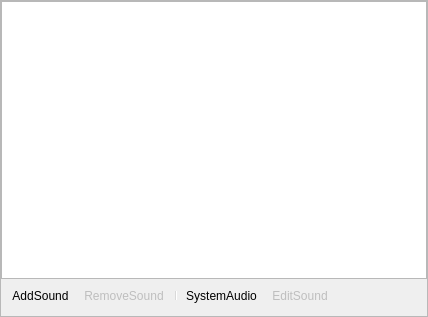
Qt form src/forms/Soundboard.ui (constantinchik/obs-soundboard) before a commit.
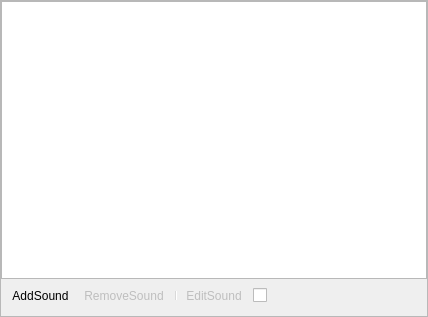
The same form after that commit. Icons and pictures are not drawn. Custom widgets are drawn as their Qt base class.

Commit message: Refactored button to be a checkbox.

```diff
--- a/src/forms/Soundboard.ui
+++ b/src/forms/Soundboard.ui
@@ -67,6 +67,11 @@
        </widget>
       </item>
       <item>
+       <layout class="QHBoxLayout" name="toolbarLayout">
+        <property name="spacing">
+         <number>0</number>
+        </property>
+        <item>
        <widget class="QToolBar" name="toolbar">
         <property name="styleSheet">
          <string notr="true">QToolBar { background: transparent; }</string>
@@ -86,11 +91,50 @@
         <addaction name="actionAdd"/>
         <addaction name="actionRemove"/>
         <addaction name="separator"/>
-        <addaction name="actionSystemAudio"/>
         <addaction name="actionEdit"/>
        </widget>
       </item>
       <item>
+         <widget class="QCheckBox" name="systemAudioCheckbox">
+          <property name="sizePolicy">
+           <sizepolicy hsizetype="Fixed" vsizetype="Fixed">
+            <horstretch>0</horstretch>
+            <verstretch>0</verstretch>
+           </sizepolicy>
+          </property>
+          <property name="minimumSize">
+           <size>
+            <width>22</width>
+            <height>22</height>
+           </size>
+          </property>
+          <property name="toolTip">
+           <string>SystemAudioOff</string>
+          </property>
+          <property name="text">
+           <string/>
+          </property>
+          <property name="class" stdset="0">
+           <string>indicator-mute</string>
+          </property>
+         </widget>
+        </item>
+        <item>
+         <spacer name="toolbarSpacer">
+          <property name="orientation">
+           <enum>Qt::Horizontal</enum>
+          </property>
+          <property name="sizeHint" stdset="0">
+           <size>
+            <width>0</width>
+            <height>0</height>
+           </size>
+          </property>
+         </spacer>
+        </item>
+       </layout>
+      </item>
+      <item>
        <widget class="MediaControls" name="mediaControls" native="true"/>
       </item>
      </layout>
@@ -148,27 +192,6 @@
     <string>icon-gear</string>
    </property>
   </action>
-  <action name="actionSystemAudio">
-   <property name="checkable">
-    <bool>true</bool>
-   </property>
-   <property name="icon">
-    <iconset>
-     <normaloff>:/res/images/mute.svg</normaloff>:/res/images/mute.svg</iconset>
-   </property>
-   <property name="text">
-    <string>SystemAudio</string>
-   </property>
-   <property name="toolTip">
-    <string>SystemAudioTooltip</string>
-   </property>
-   <property name="iconVisibleInMenu">
-    <bool>false</bool>
-   </property>
-   <property name="class" stdset="0">
-    <string>icon-mute</string>
-   </property>
-  </action>
   <action name="actionDuplicate">
    <property name="text">
     <string>Duplicate</string>
```
Lines whose indentation alone changed are shown as unchanged. The commit also changes 6 other files.
